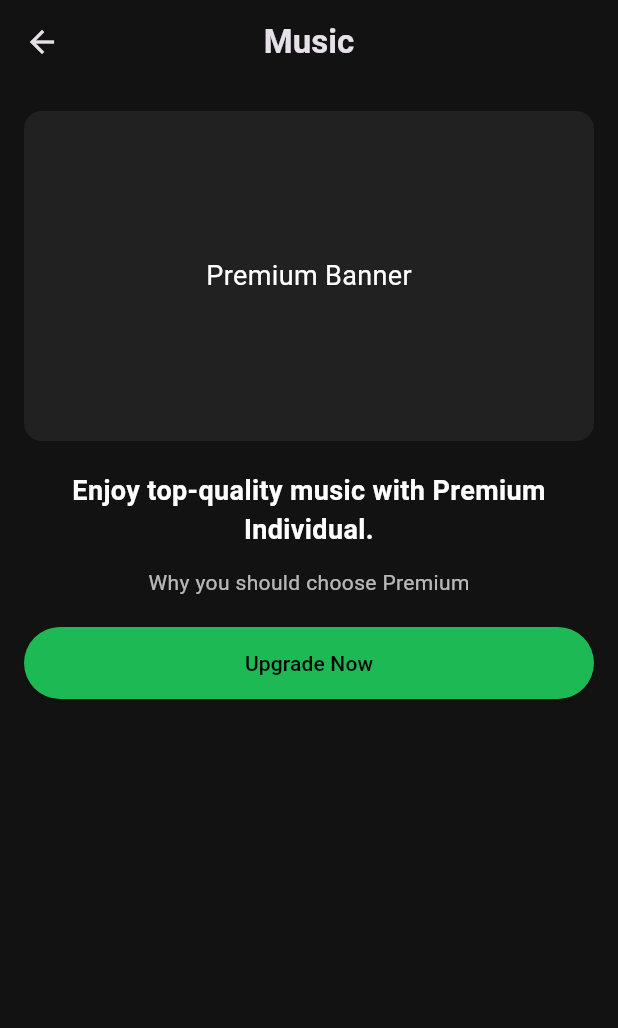
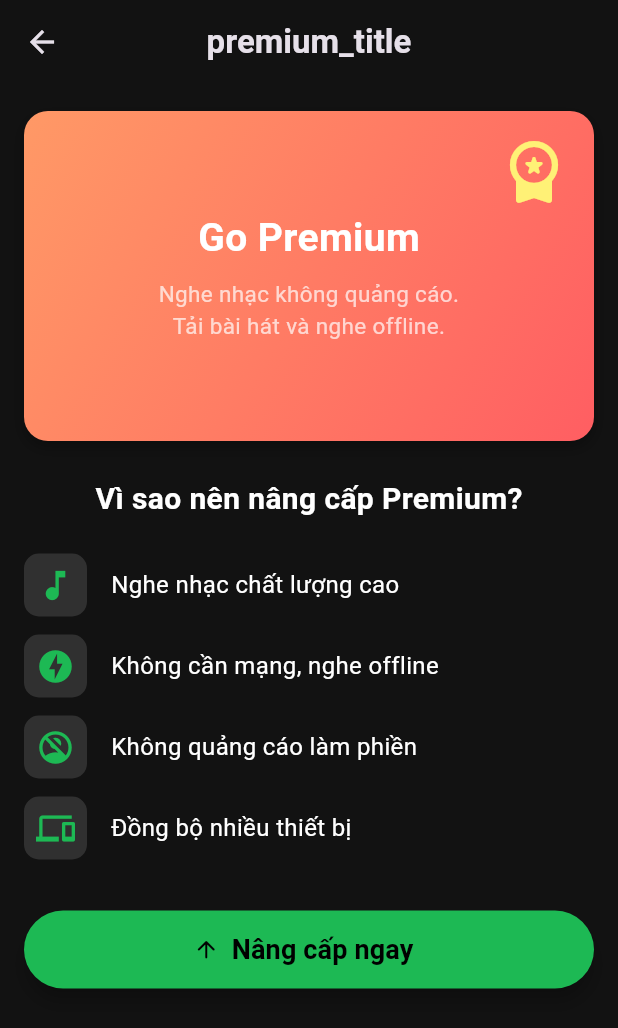
Before and after one commit to NguyenDu253/2025_LTTBDD_N02_Du_Nguyet, a Flutter app: the PremiumScreen screen opened directly, on a phone screen of 412 x 824 dp. Shown: the top 1028 px of the screen. Run offline on Flutter 3.47's test engine with Material 3 defaults, Android fonts, the phone set to English and light mode, and no system bars; our stand-ins replace easy_localization.

Commit message:
add banner premium_screen.dart

```diff
--- a/lib/screens/premium_screen.dart
+++ b/lib/screens/premium_screen.dart
@@ -13,7 +13,7 @@ class PremiumScreen extends StatelessWidget {
       backgroundColor: kBackground,
       appBar: AppBar(
         title: Text(
-          tr('music_title'), //Đa ngôn ngữ
+          tr('premium_title', args: ['Premium']), // Đa ngôn ngữ: "Premium"
           style: const TextStyle(fontWeight: FontWeight.bold),
         ),
         backgroundColor: kBackground,
@@ -21,51 +21,120 @@ class PremiumScreen extends StatelessWidget {
         centerTitle: true,
       ),
       body: SafeArea(
-        child: Padding(
+        child: SingleChildScrollView(
           padding: const EdgeInsets.fromLTRB(16, 18, 16, 100),
           child: Column(
+            crossAxisAlignment: CrossAxisAlignment.center,
             children: [
+              //Banner Premium
               Container(
                 height: 220,
                 decoration: BoxDecoration(
-                  color: Colors.grey[900],
-                  borderRadius: BorderRadius.circular(12),
+                  gradient: const LinearGradient(
+                    colors: [Color(0xFFff9966), Color(0xFFff5e62)],
+                    begin: Alignment.topLeft,
+                    end: Alignment.bottomRight,
+                  ),
+                  borderRadius: BorderRadius.circular(16),
+                  boxShadow: [
+                    BoxShadow(
+                      color: Colors.black.withOpacity(0.3),
+                      blurRadius: 8,
+                      offset: const Offset(0, 4),
+                    ),
+                  ],
                 ),
-                child: Center(
-                  child: Text(
-                    tr('premium_banner'), //Premium banner
-                    style: const TextStyle(
-                      color: Color.fromARGB(255, 255, 255, 255),
-                      fontSize: 18,
+                child: Stack(
+                  children: [
+                    // Biểu tượng vương miện
+                    Positioned(
+                      top: 16,
+                      right: 16,
+                      child: Icon(
+                        Icons.workspace_premium_rounded,
+                        color: Colors.yellow[300],
+                        size: 48,
+                      ),
                     ),
-                  ),
+                    Center(
+                      child: Column(
+                        mainAxisAlignment: MainAxisAlignment.center,
+                        children: const [
+                          Text(
+                            "Go Premium",
+                            style: TextStyle(
+                              color: Colors.white,
+                              fontSize: 26,
+                              fontWeight: FontWeight.bold,
+                            ),
+                          ),
+                          SizedBox(height: 8),
+                          Text(
+                            "Nghe nhạc không quảng cáo.\nTải bài hát và nghe offline.",
+                            textAlign: TextAlign.center,
+                            style: TextStyle(
+                              color: Colors.white70,
+                              fontSize: 15,
+                              height: 1.4,
+                            ),
+                          ),
+                        ],
+                      ),
+                    ),
+                  ],
                 ),
               ),
-              const SizedBox(height: 20),
-              Text(
-                tr('premium_description'), // Mô tả Premium
-                style: const TextStyle(
+              const SizedBox(height: 24),
+
+              // Lý do nâng cấp
+              const Text(
+                "Vì sao nên nâng cấp Premium?",
+                style: TextStyle(
                   color: Colors.white,
-                  fontSize: 18,
+                  fontSize: 20,
                   fontWeight: FontWeight.bold,
                 ),
-                textAlign: TextAlign.center,
               ),
-              const SizedBox(height: 12),
-              Text(
-                tr('premium_reason'), //Lý do nên dùng
-                style: const TextStyle(color: Colors.white70),
-              ),
-              const SizedBox(height: 20),
-              ElevatedButton(
-                onPressed: () {},
+              const SizedBox(height: 16),
+
+              _featureTile(Icons.music_note, "Nghe nhạc chất lượng cao"),
+              _featureTile(Icons.offline_bolt, "Không cần mạng, nghe offline"),
+              _featureTile(Icons.no_accounts, "Không quảng cáo làm phiền"),
+              _featureTile(Icons.devices, "Đồng bộ nhiều thiết bị"),
+
+              const SizedBox(height: 28),
+
+              // Nút nâng cấp ngay
+              ElevatedButton.icon(
+                onPressed: () {
+                  ScaffoldMessenger.of(context).showSnackBar(
+                    const SnackBar(
+                      content: Text(
+                        "Chức năng nâng cấp Premium đang được phát triển!",
+                      ),
+                      backgroundColor: kAccentGreen,
+                    ),
+                  );
+                },
                 style: ElevatedButton.styleFrom(
                   backgroundColor: kAccentGreen,
-                  minimumSize: const Size.fromHeight(48),
+                  minimumSize: const Size.fromHeight(52),
+                  shape: RoundedRectangleBorder(
+                    borderRadius: BorderRadius.circular(30),
+                  ),
+                  elevation: 5,
                 ),
-                child: Text(
-                  tr('upgrade_now'), // Nâng cấp ngay
-                  style: const TextStyle(color: Colors.black),
+                icon: const Icon(
+                  Icons.arrow_upward_rounded,
+                  color: Colors.black,
+                ),
+                label: const Text(
+                  "Nâng cấp ngay",
+                  style: TextStyle(
+                    color: Colors.black,
+                    fontWeight: FontWeight.bold,
+                    fontSize: 18,
+                  ),
                 ),
               ),
             ],
@@ -74,4 +143,30 @@ class PremiumScreen extends StatelessWidget {
       ),
     );
   }
+
+  // Widget hiển thị từng lợi ích của Premium
+  Widget _featureTile(IconData icon, String text) {
+    return Padding(
+      padding: const EdgeInsets.symmetric(vertical: 6),
+      child: Row(
+        children: [
+          Container(
+            padding: const EdgeInsets.all(8),
+            decoration: BoxDecoration(
+              color: Colors.grey[850],
+              borderRadius: BorderRadius.circular(10),
+            ),
+            child: Icon(icon, color: kAccentGreen, size: 26),
+          ),
+          const SizedBox(width: 16),
+          Expanded(
+            child: Text(
+              text,
+              style: const TextStyle(color: Colors.white, fontSize: 16),
+            ),
+          ),
+        ],
+      ),
+    );
+  }
 }
```
Also changed, not shown: 3 other files.
